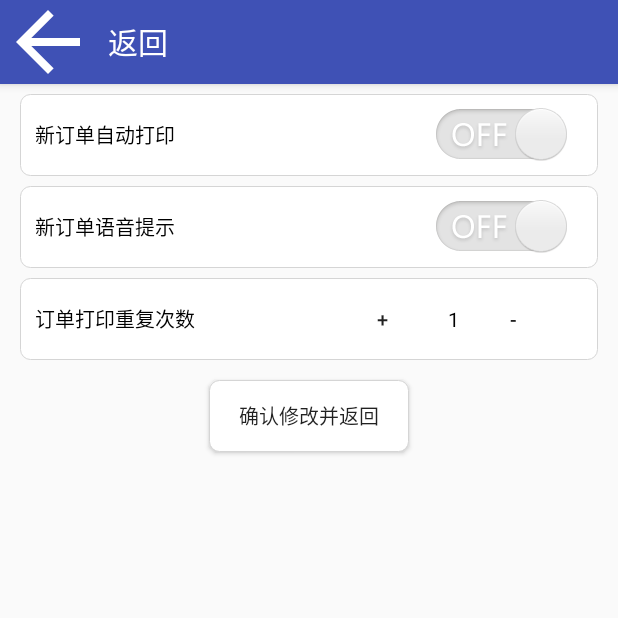
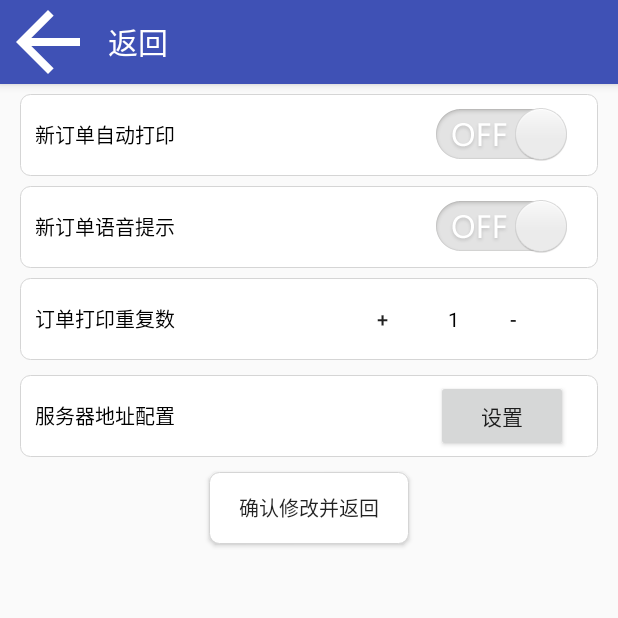
Before and after one commit to dswang2/orderDispose, an Android app: the SettingActivity screen opened directly, with no data from a screen before it, on a phone screen of 412 x 824 dp, the top half of it. Run offline under Robolectric (Android 15) with nearby library versions, the phone set to English and light mode, and no system bars.

Commit message:
在设置中配置服务器ip地址

```diff
--- a/app/src/main/java/com/dbstar/orderdispose/constant/Constant.java
+++ b/app/src/main/java/com/dbstar/orderdispose/constant/Constant.java
@@ -34,4 +34,6 @@ public class Constant {
 
     //后台服务轮询新订单的时间间隔：10秒钟
     public static final int CHECK_TIME = 1 * 1 * 10 * 1000;
+
+    public static final String SERVICE_IP = "service_ip";
 }
--- a/app/src/main/res/layout/settings_layout.xml
+++ b/app/src/main/res/layout/settings_layout.xml
@@ -109,7 +109,7 @@
             android:layout_marginLeft="15px"
             android:layout_marginRight="15px"
             android:layout_weight="1"
-            android:text="订单打印重复次数"
+            android:text="订单打印重复数"
             android:textColor="@color/black"
             android:textSize="20px" />
 
@@ -159,6 +159,46 @@
 
     </LinearLayout>
 
+    <RelativeLayout
+        android:layout_width="match_parent"
+        android:layout_height="wrap_content"
+        android:layout_marginBottom="5px"
+        android:layout_marginLeft="20px"
+        android:layout_marginRight="20px"
+        android:layout_marginTop="5px"
+        android:background="@drawable/set_bg"
+        android:gravity="center_vertical"
+        android:paddingBottom="5px"
+        android:paddingTop="5px">
+
+        <EditText
+            android:id="@+id/set_et_ip"
+            android:layout_width="match_parent"
+            android:layout_height="wrap_content"
+            android:layout_alignParentLeft="true"
+            android:layout_centerVertical="true"
+            android:layout_marginLeft="15px"
+            android:layout_marginRight="15px"
+            android:background="@null"
+            android:focusable="false"
+            android:maxLines="1"
+            android:singleLine="true"
+            android:text="服务器地址配置"
+            android:textColor="@color/black"
+            android:textSize="20px" />
+
+
+        <Button
+            android:id="@+id/set_bt_ipset"
+            android:layout_width="wrap_content"
+            android:layout_height="wrap_content"
+            android:layout_alignParentRight="true"
+            android:layout_marginLeft="15px"
+            android:layout_marginRight="30px"
+            android:gravity="center"
+            android:text="设置" />
+    </RelativeLayout>
+
     <Button
         android:id="@+id/set_bt_back"
         android:layout_width="wrap_content"
```
Also changed, not shown: app/src/main/java/com/dbstar/orderdispose/MainActivity.java (+22 -5 lines), app/src/main/java/com/dbstar/orderdispose/MyApplication.java (+10 -0 lines), app/src/main/java/com/dbstar/orderdispose/constant/URL.java (+10 -10 lines), app/src/main/java/com/dbstar/orderdispose/service/AutoUpdateService.java (+5 -5 lines), app/src/main/java/com/dbstar/orderdispose/ui/SettingActivity.java (+74 -0 lines).
